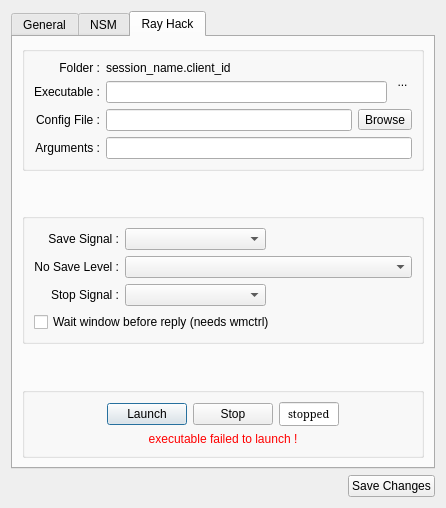
Old version of the form resources/ui/client_properties.ui in the repository Houston4444/RaySession.
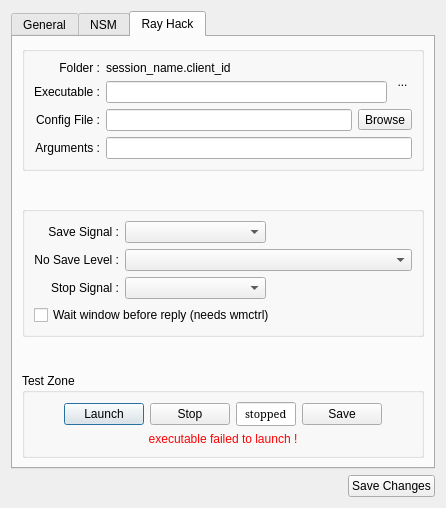
New version of the form. Icons and pictures are not drawn. Custom widgets are drawn as their Qt base class.

Commit message: add save button to the ray_hack test zone, now properties are sent before launch/save/stop operation, and reset immediatly

Patch:
```diff
--- a/resources/ui/client_properties.ui
+++ b/resources/ui/client_properties.ui
@@ -762,7 +762,7 @@
        <item>
         <widget class="QGroupBox" name="groupBox_7">
          <property name="title">
-          <string/>
+          <string>Test Zone</string>
          </property>
          <layout class="QVBoxLayout" name="verticalLayout_12">
           <item>
@@ -844,6 +844,16 @@
               </property>
              </widget>
             </item>
+            <item>
+             <widget class="QPushButton" name="pushButtonSave">
+              <property name="text">
+               <string>Save</string>
+              </property>
+              <property name="icon">
+               <iconset theme="document-save"/>
+              </property>
+             </widget>
+            </item>
             <item>
              <spacer name="horizontalSpacer_5">
               <property name="orientation">
```
The commit also changes 2 other files.
